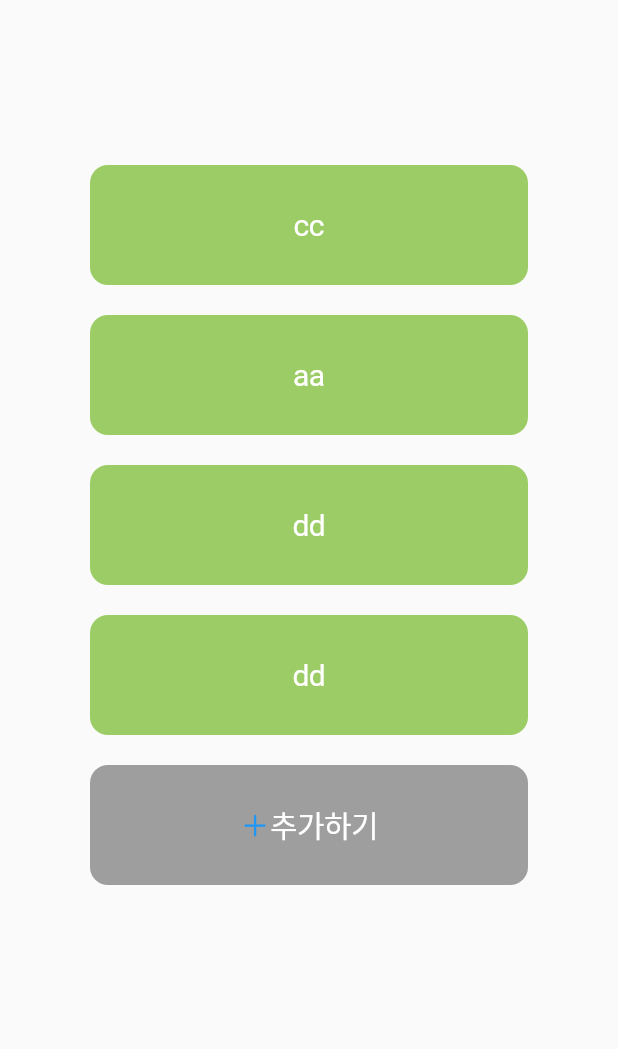
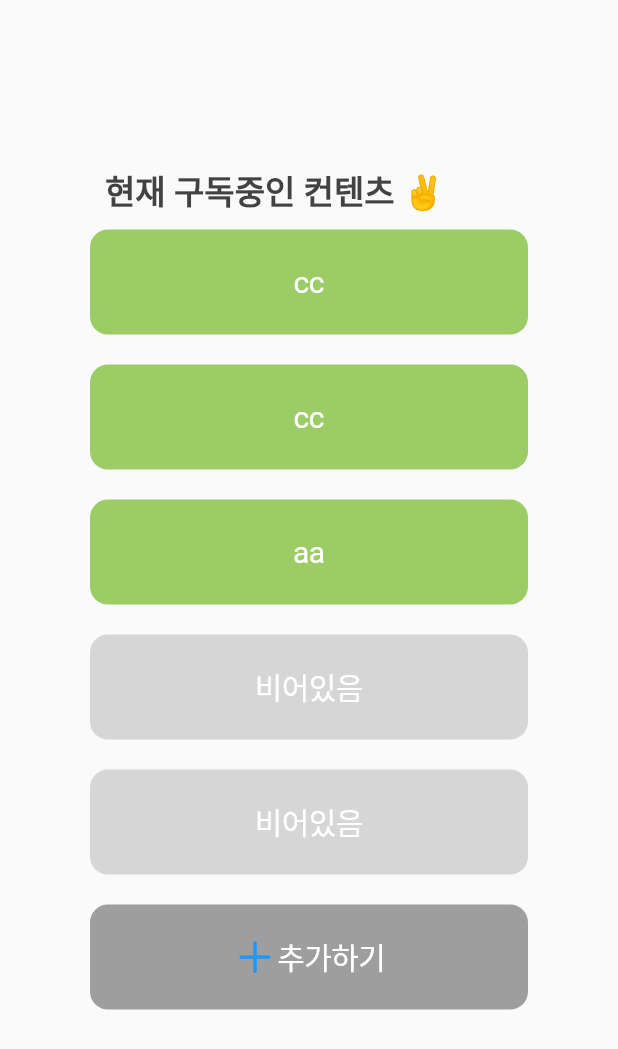
Before and after one commit to Dev-Beom/Application_HandUniversity, a Flutter app: the screen it shows after launch, on a phone screen of 412 x 824 dp. Shown: the top 1049 px of the screen. Run offline on Flutter 3.47's test engine with Material 2 defaults, Android fonts, the phone set to English and light mode, and no system bars; our stand-ins replace flutter_swiper; missing offline and left inert: flutter_page_indicator.

Commit message:
Update UI Design

```diff
--- a/lib/screens/add_page.dart
+++ b/lib/screens/add_page.dart
@@ -73,7 +73,7 @@ class _AddPageState extends State<AddPage> {
       child: Container(
         // width: buttonWidth,
         height: buttonHeight,
-        child: FlatButton(
+        child: CupertinoButton(
           onPressed: () {},
           color: Colors.blue[700],
           child: Container(
--- a/lib/screens/main_page.dart
+++ b/lib/screens/main_page.dart
@@ -30,8 +30,13 @@ class _MainPageState extends State<MainPage> {
                     SizedBox(
                       height: 100,
                     ),
-                    _buildContentTile(index: 1, title: "cc", context: context),
-                    _buildContentTile(index: 2, title: "aa", context: context),
+                    _buildTitleTile(context),
+                    _buildContentTile(
+                        index: 1, title: "cc", context: context, option: true),
+                    _buildContentTile(
+                        index: 1, title: "cc", context: context, option: true),
+                    _buildContentTile(
+                        index: 2, title: "aa", context: context, option: true),
                     _buildContentTile(index: 3, title: "dd", context: context),
                     _buildContentTile(index: 4, title: "dd", context: context),
                     _buildAddTile(context),
@@ -45,8 +50,19 @@ class _MainPageState extends State<MainPage> {
     );
   }
 
+  Widget _buildTitleTile(BuildContext context) {
+    return Padding(
+      padding: const EdgeInsets.fromLTRB(70, 10, 60, 0),
+      child: Text(
+        "현재 구독중인 컨텐츠 ✌",
+        style: TextStyle(
+            fontSize: 22, color: Colors.grey[800], fontWeight: FontWeight.bold),
+      ),
+    );
+  }
+
   Widget _buildAddTile(BuildContext context) {
-    double buttonHeight = 80;
+    double buttonHeight = 70;
     return Padding(
       padding: const EdgeInsets.fromLTRB(60, 10, 60, 10),
       child: Container(
@@ -65,7 +81,10 @@ class _MainPageState extends State<MainPage> {
             child: Row(
               mainAxisAlignment: MainAxisAlignment.center,
               children: [
-                Icon(CupertinoIcons.add),
+                Icon(
+                  CupertinoIcons.add,
+                  size: 30,
+                ),
                 Text(
                   "추가하기",
                   style: TextStyle(color: Colors.white, fontSize: 20),
@@ -80,12 +99,13 @@ class _MainPageState extends State<MainPage> {
 
   Widget _buildContentTile(
       {int index, BuildContext context, String title, Icon icon, bool option}) {
-    double buttonHeight = 80;
+    double buttonHeight = 70;
     return Padding(
       padding: const EdgeInsets.fromLTRB(60, 10, 60, 10),
       child: Container(
         height: buttonHeight,
-        child: CupertinoButton(
+        child: option == true
+            ? CupertinoButton(
                 onPressed: () {
                   Navigator.push(
                     context,
@@ -106,6 +126,21 @@ class _MainPageState extends State<MainPage> {
                     ],
                   ),
                 ),
+              )
+            : CupertinoButton(
+                onPressed: () {},
+                color: Colors.grey[350],
+                child: Container(
+                  child: Column(
+                    mainAxisAlignment: MainAxisAlignment.center,
+                    children: [
+                      Text(
+                        "비어있음",
+                        style: TextStyle(color: Colors.white, fontSize: 20),
+                      ),
+                    ],
+                  ),
+                ),
               ),
       ),
     );
```
Lines whose indentation alone changed are shown as unchanged.
